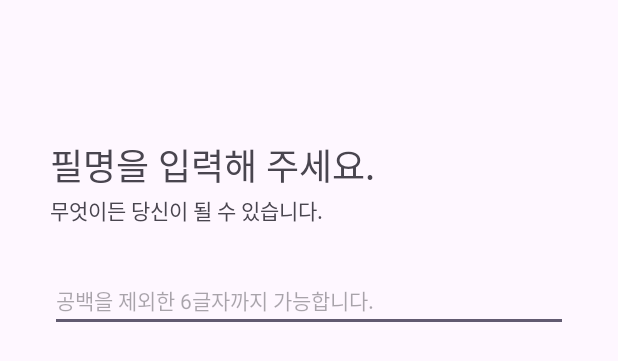
After one commit to HAN-MUN-CHEOL/hanmundan-aos, an Android app: the layout activity_join.xml on its own in the app's theme, with its tools: preview values and no code run, on a phone screen of 412 x 824 dp. The commit adds this screen. Shown: the top 361 px of the screen. Run offline under Robolectric (Android 15) with nearby library versions, the phone set to English and light mode, and no system bars.

Commit message:
#3 회원가입 xml 생성 및 string 추출

```diff
--- /dev/null
+++ b/app/src/main/res/layout/activity_join.xml
@@ -0,0 +1,42 @@
+<?xml version="1.0" encoding="utf-8"?>
+<androidx.constraintlayout.widget.ConstraintLayout xmlns:android="http://schemas.android.com/apk/res/android"
+    xmlns:app="http://schemas.android.com/apk/res-auto"
+    android:layout_width="match_parent"
+    android:layout_height="match_parent">
+
+    <TextView
+        android:id="@+id/tv_join_name_title"
+        android:layout_width="wrap_content"
+        android:layout_height="wrap_content"
+        android:layout_marginStart="33dp"
+        android:layout_marginTop="92dp"
+        android:text="@string/join_name_title"
+        android:textSize="24sp"
+        app:layout_constraintStart_toStartOf="parent"
+        app:layout_constraintTop_toTopOf="parent" />
+
+    <TextView
+        android:id="@+id/tv_join_name_subtitle"
+        android:layout_width="wrap_content"
+        android:layout_height="wrap_content"
+        android:layout_marginStart="33dp"
+        android:layout_marginTop="130dp"
+        android:text="@string/join_name_subtitle"
+        android:textSize="14sp"
+        app:layout_constraintStart_toStartOf="parent"
+        app:layout_constraintTop_toTopOf="parent" />
+
+    <EditText
+        android:id="@+id/et_join_name_input"
+        android:layout_width="345dp"
+        android:layout_height="wrap_content"
+        android:layout_marginStart="33dp"
+        android:layout_marginTop="180dp"
+        android:hint="@string/join_nickname_notice"
+        android:inputType="text"
+        android:maxLength="6"
+        android:textSize="14sp"
+        app:layout_constraintStart_toStartOf="parent"
+        app:layout_constraintTop_toTopOf="parent" />
+
+</androidx.constraintlayout.widget.ConstraintLayout>
--- a/app/src/main/res/values/strings.xml
+++ b/app/src/main/res/values/strings.xml
@@ -1,3 +1,9 @@
 <resources>
     <string name="app_name">hanmundan</string>
+    <!-- join -->
+    <string name="join_name_title">필명을 입력해 주세요.</string>
+    <string name="join_name_subtitle">무엇이든 당신이 될 수 있습니다.</string>
+    <string name="join_nickname_notice">공백을 제외한 6글자까지 가능합니다.</string>
+
+    <!-- calender -->
 </resources>
```
